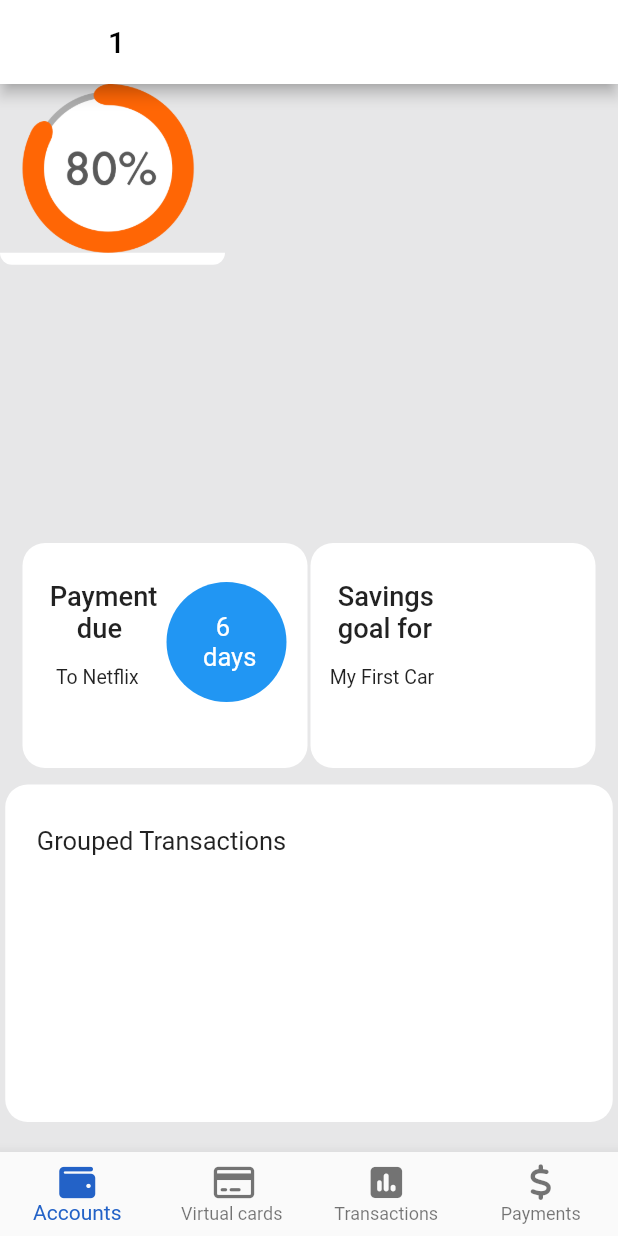
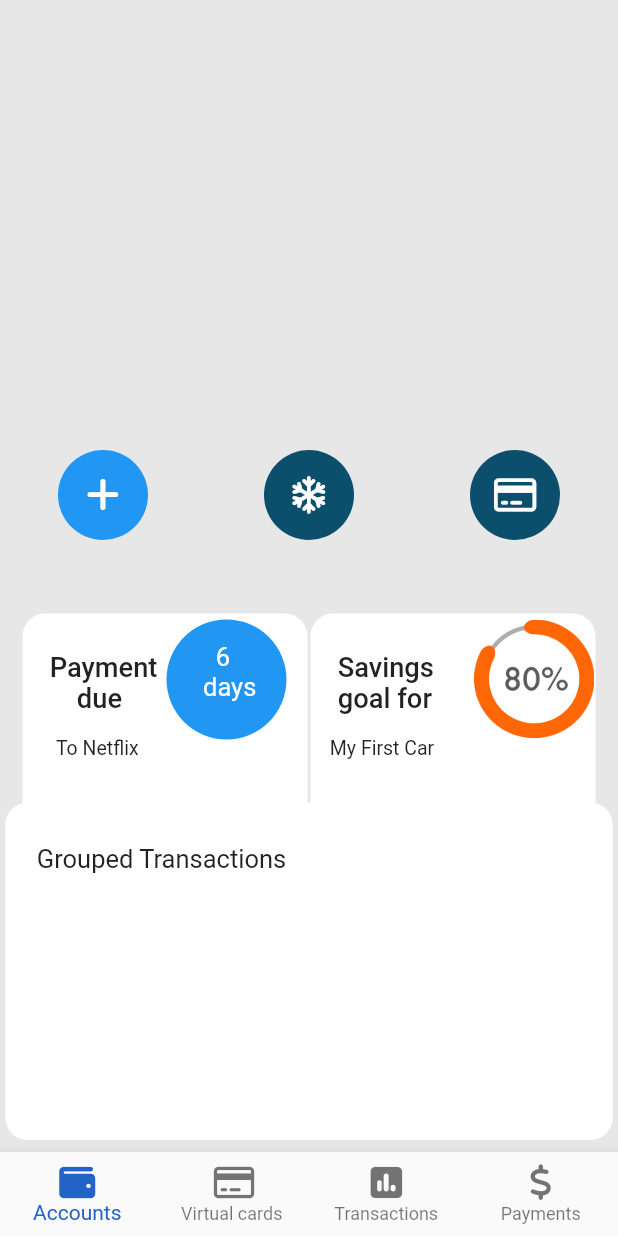
Before and after one commit to dfodeker/Credia, a Flutter app: the MainPage screen opened directly, on a phone screen of 412 x 824 dp. Run offline on Flutter 3.47's test engine with Material 2 defaults, Android fonts, the phone set to English and light mode, and no system bars; our stand-ins replace flutter_svg, font_awesome_flutter.

Commit message:
Added menu items on the home creen with indexcount

```diff
--- a/credia_app/lib/accounts_page.dart
+++ b/credia_app/lib/accounts_page.dart
@@ -1,6 +1,7 @@
 import 'package:flutter/material.dart';
 
 import 'package:flutter_svg/flutter_svg.dart';
+import 'package:font_awesome_flutter/font_awesome_flutter.dart';
 
 class AccountsPage extends StatefulWidget {
   const AccountsPage({Key? key}) : super(key: key);
@@ -16,10 +17,12 @@ class _AccountsPageState extends State<AccountsPage> {
       body: Stack(
         children: const <Widget>[
           //all other page components
+
+          CardActions(),
           Rectangle(),
           Circle1(),
           RightRectangle(),
-          Body(),
+          LoadingImage(),
           Boxy(),
           DueDate(),
         ],
@@ -37,7 +40,7 @@ class Boxy extends StatelessWidget {
     return Align(
       alignment: Alignment.bottomCenter,
       child: Padding(
-        padding: const EdgeInsets.only(bottom: 20.0),
+        padding: const EdgeInsets.only(bottom: 8.0),
         child: Container(
           height: 225.0,
           width: 405.0,
@@ -49,9 +52,9 @@ class Boxy extends StatelessWidget {
             alignment: Alignment.centerLeft,
             child: Container(
               height: 170.0,
-              child: Text(
+              child: const Text(
                 '     Grouped Transactions',
-                style: TextStyle(fontSize: 17.0),
+                style: const TextStyle(fontSize: 17.0),
               ),
             ),
             //a list tile with a leading icon
@@ -70,7 +73,7 @@ class Rectangle extends StatelessWidget {
     return Align(
         alignment: Alignment.centerLeft,
         child: Padding(
-          padding: const EdgeInsets.only(top: 50.0, left: 15.0),
+          padding: const EdgeInsets.only(top: 200.0, left: 15.0),
           child: Container(
             height: 150.0,
             width: 190.0,
@@ -93,7 +96,7 @@ class Rectangle extends StatelessWidget {
                             .style
                             .apply(fontSizeFactor: 1.3, fontWeightDelta: 1),
                       ),
-                      TextSpan(
+                      const TextSpan(
                           text: '\n\n       To Netflix',
                           style: TextStyle(fontSize: 13.0)),
                     ])),
@@ -113,7 +116,7 @@ class RightRectangle extends StatelessWidget {
     return Align(
       alignment: Alignment.centerRight,
       child: Padding(
-        padding: const EdgeInsets.only(top: 50.0, right: 15.0),
+        padding: const EdgeInsets.only(top: 200.0, right: 15.0),
         child: Container(
           height: 150.0,
           width: 190.0,
@@ -136,7 +139,7 @@ class RightRectangle extends StatelessWidget {
                           .style
                           .apply(fontSizeFactor: 1.3, fontWeightDelta: 1),
                     ),
-                    TextSpan(
+                    const TextSpan(
                         text: '\n\n    My First Car',
                         style: TextStyle(fontSize: 13.0)),
                   ])),
@@ -157,7 +160,7 @@ class Circle1 extends StatelessWidget {
     return Align(
       alignment: Alignment.bottomCenter,
       child: Padding(
-        padding: const EdgeInsets.only(bottom: 300.0, right: 110.0),
+        padding: const EdgeInsets.only(bottom: 275.0, right: 110.0),
         child: Container(
           height: 80.0,
           width: 80.0,
@@ -184,14 +187,14 @@ class _DueDateState extends State<DueDate> {
     return Align(
       alignment: Alignment.bottomCenter,
       child: Padding(
-        padding: const EdgeInsets.only(bottom: 190.0, right: 110.0),
+        padding: const EdgeInsets.only(bottom: 170.0, right: 110.0),
         child: Align(
           alignment: Alignment.bottomCenter,
           child: Container(
             height: 170.0,
-            child: Text(
+            child: const Text(
               '   6\n days',
-              style: TextStyle(fontSize: 17.0, color: Colors.white),
+              style: const TextStyle(fontSize: 17.0, color: Colors.white),
             ),
           ),
         ),
@@ -201,32 +204,98 @@ class _DueDateState extends State<DueDate> {
   }
 }
 
-class Body extends StatelessWidget {
-  const Body({Key? key}) : super(key: key);
+class LoadingImage extends StatelessWidget {
+  const LoadingImage({Key? key}) : super(key: key);
 
   @override
   Widget build(BuildContext context) {
-    return SingleChildScrollView(
-      child: Column(children: <Widget>[
-        SizedBox(
-          width: 150.0,
-          height: 150.0,
+    // ignore: prefer_const_constructors
+    return Align(
+      alignment: Alignment.bottomCenter,
+      // ignore: prefer_const_constructors
+      child: Padding(
+        padding: const EdgeInsets.only(bottom: 275.0, left: 300.0),
+        child: SizedBox(
+          height: 80.0,
+          width: 80.0,
           child: Column(
-            children: <Widget>[
-              Image.asset("assets/loading_80.png"),
-              Container(
-                padding: EdgeInsets.all(4.0),
-                decoration: const BoxDecoration(
-                    color: Colors.white,
-                    borderRadius: BorderRadius.only(
-                      bottomLeft: Radius.circular(10),
-                      bottomRight: Radius.circular(10),
-                    )),
-              ),
-            ],
+            children: <Widget>[Image.asset('assets/loading_80_re.png')],
           ),
-        )
-      ]),
+        ),
+      ),
     );
   }
 }
+
+class CardActions extends StatefulWidget {
+  const CardActions({Key? key}) : super(key: key);
+
+  @override
+  State<CardActions> createState() => _CardActionsState();
+}
+
+class _CardActionsState extends State<CardActions> {
+  int _selectedIndex = 0;
+  int _currentTab = 0;
+  final List<IconData> _icons = [
+    FontAwesomeIcons.plus,
+    FontAwesomeIcons.snowflake,
+    FontAwesomeIcons.creditCard,
+  ];
+  // final List<String> _titles = [
+  //   'Flights',
+  //   'Hotels',
+  //   'Cars',
+  // ];
+
+  Widget _buildIcon(int index) {
+    return GestureDetector(
+      onTap: () {
+        setState(() {
+          _selectedIndex = index;
+        });
+        print(_selectedIndex);
+      },
+      child: Container(
+        height: 60.0,
+        width: 60.0,
+        decoration: BoxDecoration(
+          color: _selectedIndex == index
+              ? Colors.blue
+              : Color.fromARGB(255, 11, 79, 108),
+          borderRadius: BorderRadius.circular(30.0),
+        ),
+        child: Icon(
+          _icons[index],
+          size: 25.0,
+          color: _selectedIndex == index ? Colors.white : Colors.white,
+        ),
+      ),
+    );
+  }
+
+  @override
+  Widget build(BuildContext context) {
+    return Scaffold(
+      body: Center(
+        child: ListView(
+          children: <Widget>[
+            Padding(
+              padding: const EdgeInsets.only(top: 300.0),
+              child: Row(
+                mainAxisAlignment: MainAxisAlignment.spaceAround,
+                children: _icons
+                    .asMap()
+                    .entries
+                    .map(
+                      (MapEntry map) => _buildIcon(map.key),
+                    )
+                    .toList(),
+              ),
+            ),
+          ],
+        ),
+      ),
+    );
+  }
+}
--- a/credia_app/lib/main.dart
+++ b/credia_app/lib/main.dart
@@ -202,13 +202,8 @@ class _MainPageState extends State<MainPage> {
   @override
   Widget build(BuildContext context) {
     return Scaffold(
-      appBar: AppBar(
-        title: Text(
-          '${_currentIndex + 1}',
-          style: TextStyle(color: Colors.black),
-        ),
-        backgroundColor: Colors.white,
-      ),
+      backgroundColor: Colors.white,
+
       body: _children[_currentIndex],
       //   child: Column(
       //     mainAxisAlignment: MainAxisAlignment.center,
```
